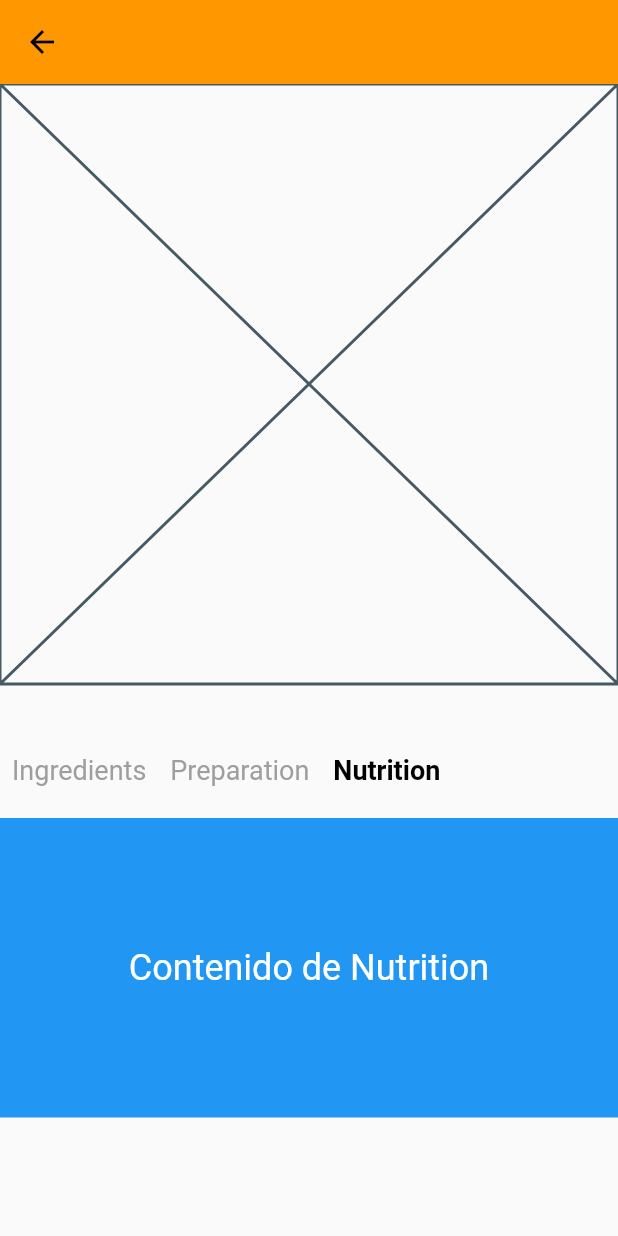
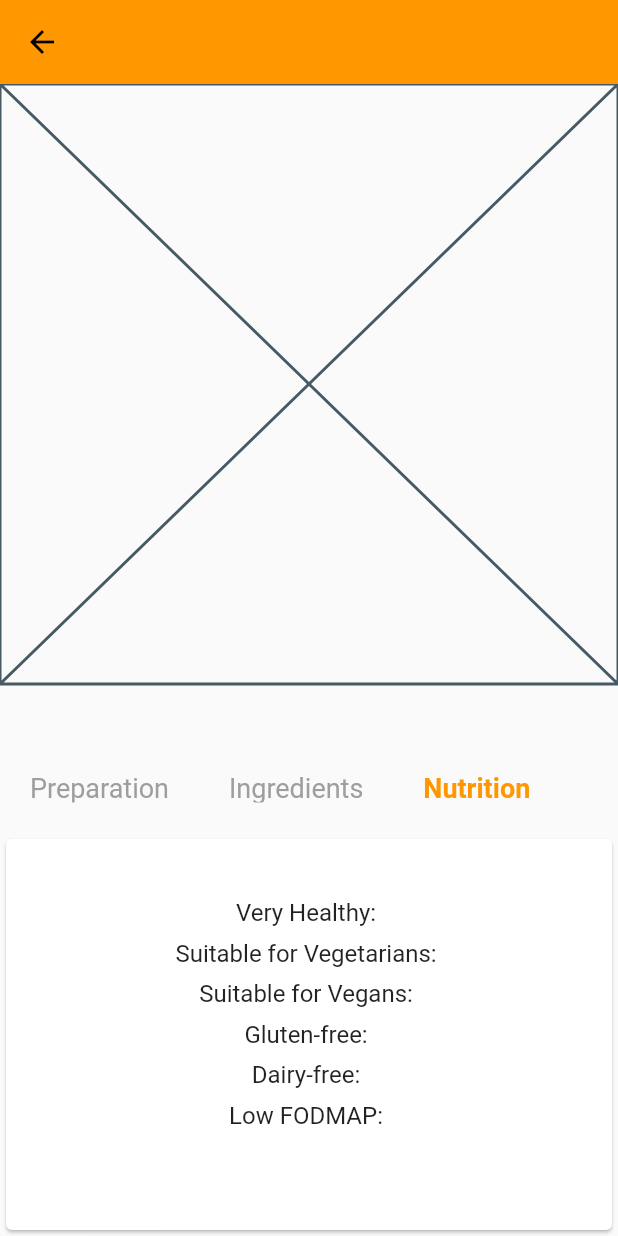
Before and after one commit to MiguelArbelaez0/Prueba-SeleTiene, a Flutter app: the DetailScreen screen opened directly with empty values, after a tap on "Nutrition", on a phone screen of 412 x 824 dp. Run offline on Flutter 3.47's test engine with Material 2 defaults, Android fonts, the phone set to English and light mode, and no system bars; network calls fail.

Commit message:
complete detail screen

```diff
--- a/recipes_app/lib/presentation/screens/detail_screen.dart
+++ b/recipes_app/lib/presentation/screens/detail_screen.dart
@@ -1,6 +1,3 @@
-import 'dart:convert';
-
-import 'package:flutter/foundation.dart';
 import 'package:flutter/material.dart';
 import 'package:recipes_app/domain/entitis/recipe_entiti.dart';
 
@@ -25,10 +22,20 @@ class _DetailScreenState extends State<DetailScreen> {
   int _currentPageIndex = 0;
 
   final List<String> _titles = [
+    'Preparation',
     'Ingredients',
-    'Preparation',
     'Nutrition',
   ];
+  String getYesNo(bool? value) {
+    if (value == true) {
+      return 'Sí';
+    } else if (value == false) {
+      return 'No';
+    } else {
+      return '';
+    }
+  }
+
   @override
   void initState() {
     super.initState();
@@ -63,6 +70,8 @@ class _DetailScreenState extends State<DetailScreen> {
           final instructions =
               recipe?.analyzedInstructions?.first['steps'] ?? [];
           final title = recipe?.title ?? "";
+          final extendedIngredients = recipe?.extendedIngredients ?? [];
+
           return Center(
             child: Column(
               crossAxisAlignment: CrossAxisAlignment.start,
@@ -85,11 +94,8 @@ class _DetailScreenState extends State<DetailScreen> {
                     ),
                   ),
                 ),
-                Column(
-                  children: [
-                    // Widget para mostrar los títulos en un ListView horizontal
                 SizedBox(
-                      height: 50,
+                  height: 60,
                   child: ListView.builder(
                     scrollDirection: Axis.horizontal,
                     itemCount: _titles.length,
@@ -103,13 +109,13 @@ class _DetailScreenState extends State<DetailScreen> {
                           );
                         },
                         child: Padding(
-                              padding: const EdgeInsets.all(8.0),
+                          padding: const EdgeInsets.all(20),
                           child: Text(
                             _titles[index],
                             style: TextStyle(
                               fontSize: 18,
                               color: _currentPageIndex == index
-                                      ? Colors.black
+                                  ? Colors.orange
                                   : Colors.grey,
                               fontWeight: _currentPageIndex == index
                                   ? FontWeight.bold
@@ -121,36 +127,18 @@ class _DetailScreenState extends State<DetailScreen> {
                     },
                   ),
                 ),
-                    // Widget para mostrar el contenido con PageView
-                    SizedBox(
-                      height: 200,
+                Expanded(
                   child: PageView(
                     controller: _pageController,
                     onPageChanged: (index) {
-                          setState(
-                            () {
+                      setState(() {
                         _currentPageIndex = index;
-                            },
-                          );
+                      });
                     },
                     children: [
                       SingleChildScrollView(
                         child: Column(
                           crossAxisAlignment: CrossAxisAlignment.start,
-                              children: [
-                                const Padding(
-                                  padding: EdgeInsets.all(20),
-                                  child: Text(
-                                    'Instrucciones:',
-                                    style: TextStyle(
-                                      fontSize: 20,
-                                      color: Colors.orange,
-                                      fontWeight: FontWeight.bold,
-                                    ),
-                                  ),
-                                ),
-                                const SizedBox(height: 10),
-                                Column(
                           children: List.generate(
                             instructions.length,
                             (index) {
@@ -166,24 +154,76 @@ class _DetailScreenState extends State<DetailScreen> {
                             },
                           ),
                         ),
-                              ],
+                      ),
+                      Expanded(
+                        child: ListView.builder(
+                          itemCount: extendedIngredients.length,
+                          itemBuilder: (context, index) {
+                            final ingredient = extendedIngredients[index];
+                            final measure = ingredient.measures?.metric ??
+                                ingredient.measures?.us;
+                            final amount = measure?.amount?.toString() ??
+                                ingredient.amount?.toString() ??
+                                'Unknown';
+                            final unit =
+                                measure?.unitShort ?? ingredient.unit ?? '';
+
+                            return ListTile(
+                              title: Text(ingredient.name ?? ''),
+                              subtitle: Text('Amount: $amount $unit'),
+                            );
+                          },
                         ),
                       ),
-                          Container(
-                            color: Colors.green,
-                            child: const Center(
-                              child: Text('Contenido de Preparation',
-                                  style: TextStyle(
-                                      fontSize: 24, color: Colors.white)),
+                      Card(
+                        child: Padding(
+                          padding: const EdgeInsets.all(40),
+                          child: Column(
+                            crossAxisAlignment: CrossAxisAlignment.center,
+                            children: [
+                              Text(
+                                'Very Healthy: ${getYesNo(recipe?.veryHealthy)}',
+                                style: const TextStyle(fontSize: 16),
                               ),
+                              const SizedBox(
+                                  height:
+                                      8), // Añade una separación vertical de 8 puntos
+                              Text(
+                                'Suitable for Vegetarians: ${getYesNo(recipe?.vegetarian)}',
+                                style: const TextStyle(fontSize: 16),
                               ),
-                          Container(
-                            color: Colors.blue,
-                            child: const Center(
-                              child: Text(
-                                'Contenido de Nutrition',
-                                style: TextStyle(
-                                    fontSize: 24, color: Colors.white),
+                              const SizedBox(
+                                  height:
+                                      8), // Añade una separación vertical de 8 puntos
+                              Text(
+                                'Suitable for Vegans: ${getYesNo(recipe?.vegan)}',
+                                style: const TextStyle(fontSize: 16),
+                              ),
+                              const SizedBox(
+                                  height:
+                                      8), // Añade una separación vertical de 8 puntos
+                              Text(
+                                'Gluten-free: ${getYesNo(recipe?.glutenFree)}',
+                                style: const TextStyle(fontSize: 16),
+                              ),
+                              const SizedBox(
+                                  height:
+                                      8), // Añade una separación vertical de 8 puntos
+                              Text(
+                                'Dairy-free: ${getYesNo(recipe?.dairyFree)}',
+                                style: const TextStyle(fontSize: 16),
+                              ),
+                              const SizedBox(
+                                  height:
+                                      8), // Añade una separación vertical de 8 puntos
+                              Text(
+                                'Low FODMAP: ${getYesNo(recipe?.lowFodmap)}',
+                                style: const TextStyle(fontSize: 16),
+                              ),
+                              const SizedBox(
+                                  height:
+                                      8), // Añade una separación vertical de 8 puntos
+                            ],
                           ),
                         ),
                       ),
@@ -192,45 +232,6 @@ class _DetailScreenState extends State<DetailScreen> {
                 ),
               ],
             ),
-                // Expanded(
-                //   child: SingleChildScrollView(
-                //     child: Column(
-                //       crossAxisAlignment: CrossAxisAlignment.start,
-                //       children: [
-                //         const Padding(
-                //           padding: EdgeInsets.all(20),
-                //           child: Text(
-                //             'Instrucciones:',
-                //             style: TextStyle(
-                //               fontSize: 20,
-                //               color: Colors.orange,
-                //               fontWeight: FontWeight.bold,
-                //             ),
-                //           ),
-                //         ),
-                //         const SizedBox(height: 10),
-                //         Column(
-                //           children: List.generate(
-                //             instructions.length,
-                //             (index) {
-                //               final step = instructions[index]['step'];
-                //               return Padding(
-                //                 padding: const EdgeInsets.all(20),
-                //                 child: Text(
-                //                   '${index + 1}. $step',
-                //                   textAlign: TextAlign.start,
-                //                   style: const TextStyle(fontSize: 20),
-                //                 ),
-                //               );
-                //             },
-                //           ),
-                //         ),
-                //       ],
-                //     ),
-                //   ),
-                // ),
-              ],
-            ),
           );
         },
       ),
```
Lines whose indentation alone changed are shown as unchanged.
